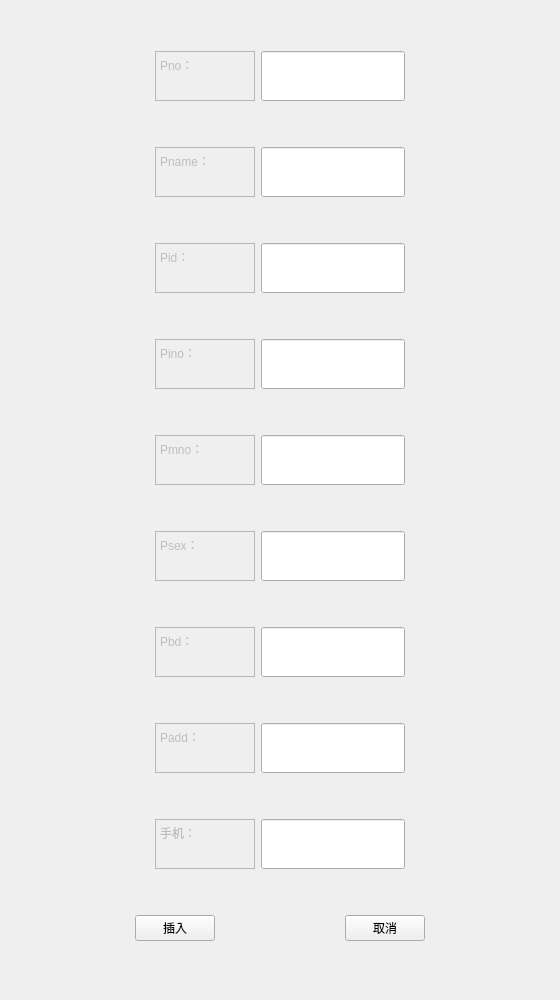
This is insertPharmacist.ui in PM2496/DataBaseProject as Qt 5 draws it before an edit. The edited form follows.
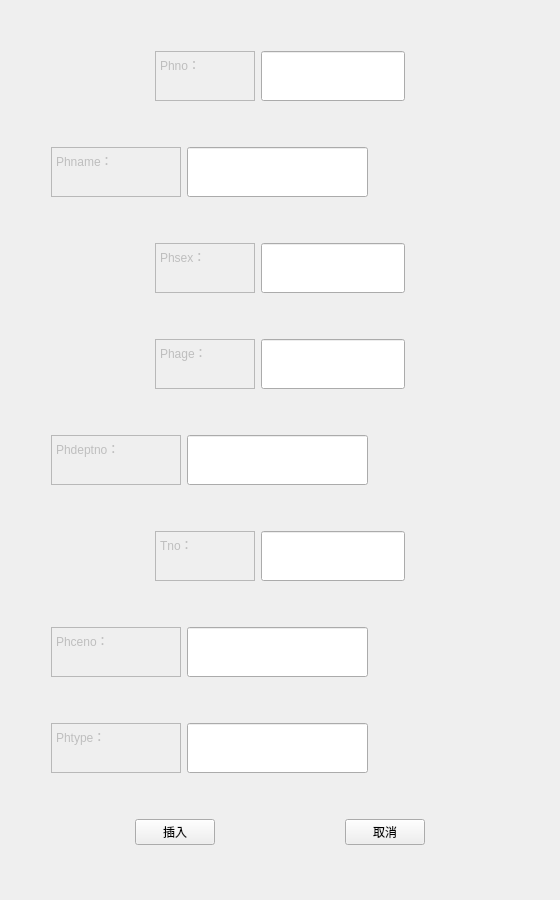
This is the edited form.

Diff of the .ui file:
```diff
--- a/insertPharmacist.ui
+++ b/insertPharmacist.ui
@@ -10,19 +10,19 @@
     <x>0</x>
     <y>0</y>
     <width>560</width>
-    <height>1000</height>
+    <height>900</height>
    </rect>
   </property>
   <property name="minimumSize">
    <size>
     <width>560</width>
-    <height>1000</height>
+    <height>900</height>
    </size>
   </property>
   <property name="maximumSize">
    <size>
     <width>560</width>
-    <height>1000</height>
+    <height>900</height>
    </size>
   </property>
   <property name="windowTitle">
@@ -72,7 +72,7 @@
 &lt;html&gt;&lt;head&gt;&lt;meta name=&quot;qrichtext&quot; content=&quot;1&quot; /&gt;&lt;style type=&quot;text/css&quot;&gt;
 p, li { white-space: pre-wrap; }
 &lt;/style&gt;&lt;/head&gt;&lt;body style=&quot; font-family:'SimSun'; font-size:9pt; font-weight:400; font-style:normal;&quot;&gt;
-&lt;p style=&quot; margin-top:0px; margin-bottom:0px; margin-left:0px; margin-right:0px; -qt-block-indent:0; text-indent:0px;&quot;&gt;Pno：&lt;/p&gt;&lt;/body&gt;&lt;/html&gt;</string>
+&lt;p style=&quot; margin-top:0px; margin-bottom:0px; margin-left:0px; margin-right:0px; -qt-block-indent:0; text-indent:0px;&quot;&gt;Phno：&lt;/p&gt;&lt;/body&gt;&lt;/html&gt;</string>
        </property>
       </widget>
      </item>
@@ -157,6 +157,9 @@
        <property name="orientation">
         <enum>Qt::Horizontal</enum>
        </property>
+       <property name="sizeType">
+        <enum>QSizePolicy::Fixed</enum>
+       </property>
        <property name="sizeHint" stdset="0">
         <size>
          <width>40</width>
@@ -178,13 +181,13 @@
        </property>
        <property name="minimumSize">
         <size>
-         <width>100</width>
+         <width>130</width>
          <height>50</height>
         </size>
        </property>
        <property name="maximumSize">
         <size>
-         <width>100</width>
+         <width>130</width>
          <height>50</height>
         </size>
        </property>
@@ -193,7 +196,7 @@
 &lt;html&gt;&lt;head&gt;&lt;meta name=&quot;qrichtext&quot; content=&quot;1&quot; /&gt;&lt;style type=&quot;text/css&quot;&gt;
 p, li { white-space: pre-wrap; }
 &lt;/style&gt;&lt;/head&gt;&lt;body style=&quot; font-family:'SimSun'; font-size:9pt; font-weight:400; font-style:normal;&quot;&gt;
-&lt;p style=&quot; margin-top:0px; margin-bottom:0px; margin-left:0px; margin-right:0px; -qt-block-indent:0; text-indent:0px;&quot;&gt;Pname：&lt;/p&gt;&lt;/body&gt;&lt;/html&gt;</string>
+&lt;p style=&quot; margin-top:0px; margin-bottom:0px; margin-left:0px; margin-right:0px; -qt-block-indent:0; text-indent:0px;&quot;&gt;Phname：&lt;/p&gt;&lt;/body&gt;&lt;/html&gt;</string>
        </property>
       </widget>
      </item>
@@ -217,43 +220,6 @@
          <height>50</height>
         </size>
        </property>
-       <property name="palette">
-        <palette>
-         <active>
-          <colorrole role="Text">
-           <brush brushstyle="SolidPattern">
-            <color alpha="255">
-             <red>120</red>
-             <green>120</green>
-             <blue>120</blue>
-            </color>
-           </brush>
-          </colorrole>
-         </active>
-         <inactive>
-          <colorrole role="Text">
-           <brush brushstyle="SolidPattern">
-            <color alpha="255">
-             <red>120</red>
-             <green>120</green>
-             <blue>120</blue>
-            </color>
-           </brush>
-          </colorrole>
-         </inactive>
-         <disabled>
-          <colorrole role="Text">
-           <brush brushstyle="SolidPattern">
-            <color alpha="255">
-             <red>120</red>
-             <green>120</green>
-             <blue>120</blue>
-            </color>
-           </brush>
-          </colorrole>
-         </disabled>
-        </palette>
-       </property>
       </widget>
      </item>
      <item>
@@ -314,7 +280,7 @@
 &lt;html&gt;&lt;head&gt;&lt;meta name=&quot;qrichtext&quot; content=&quot;1&quot; /&gt;&lt;style type=&quot;text/css&quot;&gt;
 p, li { white-space: pre-wrap; }
 &lt;/style&gt;&lt;/head&gt;&lt;body style=&quot; font-family:'SimSun'; font-size:9pt; font-weight:400; font-style:normal;&quot;&gt;
-&lt;p style=&quot; margin-top:0px; margin-bottom:0px; margin-left:0px; margin-right:0px; -qt-block-indent:0; text-indent:0px;&quot;&gt;Pid：&lt;/p&gt;&lt;/body&gt;&lt;/html&gt;</string>
+&lt;p style=&quot; margin-top:0px; margin-bottom:0px; margin-left:0px; margin-right:0px; -qt-block-indent:0; text-indent:0px;&quot;&gt;Phsex：&lt;/p&gt;&lt;/body&gt;&lt;/html&gt;</string>
        </property>
       </widget>
      </item>
@@ -435,7 +401,7 @@
 &lt;html&gt;&lt;head&gt;&lt;meta name=&quot;qrichtext&quot; content=&quot;1&quot; /&gt;&lt;style type=&quot;text/css&quot;&gt;
 p, li { white-space: pre-wrap; }
 &lt;/style&gt;&lt;/head&gt;&lt;body style=&quot; font-family:'SimSun'; font-size:9pt; font-weight:400; font-style:normal;&quot;&gt;
-&lt;p style=&quot; margin-top:0px; margin-bottom:0px; margin-left:0px; margin-right:0px; -qt-block-indent:0; text-indent:0px;&quot;&gt;Pino：&lt;/p&gt;&lt;/body&gt;&lt;/html&gt;</string>
+&lt;p style=&quot; margin-top:0px; margin-bottom:0px; margin-left:0px; margin-right:0px; -qt-block-indent:0; text-indent:0px;&quot;&gt;Phage：&lt;/p&gt;&lt;/body&gt;&lt;/html&gt;</string>
        </property>
       </widget>
      </item>
@@ -483,6 +449,9 @@
        <property name="orientation">
         <enum>Qt::Horizontal</enum>
        </property>
+       <property name="sizeType">
+        <enum>QSizePolicy::Fixed</enum>
+       </property>
        <property name="sizeHint" stdset="0">
         <size>
          <width>40</width>
@@ -497,20 +466,20 @@
         <bool>false</bool>
        </property>
        <property name="sizePolicy">
-        <sizepolicy hsizetype="Expanding" vsizetype="Fixed">
+        <sizepolicy hsizetype="Fixed" vsizetype="Fixed">
          <horstretch>0</horstretch>
          <verstretch>0</verstretch>
         </sizepolicy>
        </property>
        <property name="minimumSize">
         <size>
-         <width>100</width>
+         <width>130</width>
          <height>50</height>
         </size>
        </property>
        <property name="maximumSize">
         <size>
-         <width>100</width>
+         <width>130</width>
          <height>50</height>
         </size>
        </property>
@@ -519,7 +488,7 @@
 &lt;html&gt;&lt;head&gt;&lt;meta name=&quot;qrichtext&quot; content=&quot;1&quot; /&gt;&lt;style type=&quot;text/css&quot;&gt;
 p, li { white-space: pre-wrap; }
 &lt;/style&gt;&lt;/head&gt;&lt;body style=&quot; font-family:'SimSun'; font-size:9pt; font-weight:400; font-style:normal;&quot;&gt;
-&lt;p style=&quot; margin-top:0px; margin-bottom:0px; margin-left:0px; margin-right:0px; -qt-block-indent:0; text-indent:0px;&quot;&gt;Pmno：&lt;/p&gt;&lt;/body&gt;&lt;/html&gt;</string>
+&lt;p style=&quot; margin-top:0px; margin-bottom:0px; margin-left:0px; margin-right:0px; -qt-block-indent:0; text-indent:0px;&quot;&gt;Phdeptno：&lt;/p&gt;&lt;/body&gt;&lt;/html&gt;</string>
        </property>
       </widget>
      </item>
@@ -603,7 +572,7 @@
 &lt;html&gt;&lt;head&gt;&lt;meta name=&quot;qrichtext&quot; content=&quot;1&quot; /&gt;&lt;style type=&quot;text/css&quot;&gt;
 p, li { white-space: pre-wrap; }
 &lt;/style&gt;&lt;/head&gt;&lt;body style=&quot; font-family:'SimSun'; font-size:9pt; font-weight:400; font-style:normal;&quot;&gt;
-&lt;p style=&quot; margin-top:0px; margin-bottom:0px; margin-left:0px; margin-right:0px; -qt-block-indent:0; text-indent:0px;&quot;&gt;Psex：&lt;/p&gt;&lt;/body&gt;&lt;/html&gt;</string>
+&lt;p style=&quot; margin-top:0px; margin-bottom:0px; margin-left:0px; margin-right:0px; -qt-block-indent:0; text-indent:0px;&quot;&gt;Tno：&lt;/p&gt;&lt;/body&gt;&lt;/html&gt;</string>
        </property>
       </widget>
      </item>
@@ -651,6 +620,9 @@
        <property name="orientation">
         <enum>Qt::Horizontal</enum>
        </property>
+       <property name="sizeType">
+        <enum>QSizePolicy::Fixed</enum>
+       </property>
        <property name="sizeHint" stdset="0">
         <size>
          <width>40</width>
@@ -672,13 +644,13 @@
        </property>
        <property name="minimumSize">
         <size>
-         <width>100</width>
+         <width>130</width>
          <height>50</height>
         </size>
        </property>
        <property name="maximumSize">
         <size>
-         <width>100</width>
+         <width>130</width>
          <height>50</height>
         </size>
        </property>
@@ -687,7 +659,7 @@
 &lt;html&gt;&lt;head&gt;&lt;meta name=&quot;qrichtext&quot; content=&quot;1&quot; /&gt;&lt;style type=&quot;text/css&quot;&gt;
 p, li { white-space: pre-wrap; }
 &lt;/style&gt;&lt;/head&gt;&lt;body style=&quot; font-family:'SimSun'; font-size:9pt; font-weight:400; font-style:normal;&quot;&gt;
-&lt;p style=&quot; margin-top:0px; margin-bottom:0px; margin-left:0px; margin-right:0px; -qt-block-indent:0; text-indent:0px;&quot;&gt;Pbd：&lt;/p&gt;&lt;/body&gt;&lt;/html&gt;</string>
+&lt;p style=&quot; margin-top:0px; margin-bottom:0px; margin-left:0px; margin-right:0px; -qt-block-indent:0; text-indent:0px;&quot;&gt;Phceno：&lt;/p&gt;&lt;/body&gt;&lt;/html&gt;</string>
        </property>
       </widget>
      </item>
@@ -728,90 +700,6 @@
      </item>
     </layout>
    </item>
-   <item>
-    <layout class="QHBoxLayout" name="horizontalLayout_5">
-     <item>
-      <spacer name="horizontalSpacer_9">
-       <property name="orientation">
-        <enum>Qt::Horizontal</enum>
-       </property>
-       <property name="sizeHint" stdset="0">
-        <size>
-         <width>40</width>
-         <height>20</height>
-        </size>
-       </property>
-      </spacer>
-     </item>
-     <item>
-      <widget class="QTextEdit" name="textEdit_5">
-       <property name="enabled">
-        <bool>false</bool>
-       </property>
-       <property name="sizePolicy">
-        <sizepolicy hsizetype="Expanding" vsizetype="Fixed">
-         <horstretch>0</horstretch>
-         <verstretch>0</verstretch>
-        </sizepolicy>
-       </property>
-       <property name="minimumSize">
-        <size>
-         <width>100</width>
-         <height>50</height>
-        </size>
-       </property>
-       <property name="maximumSize">
-        <size>
-         <width>100</width>
-         <height>50</height>
-        </size>
-       </property>
-       <property name="html">
-        <string>&lt;!DOCTYPE HTML PUBLIC &quot;-//W3C//DTD HTML 4.0//EN&quot; &quot;http://www.w3.org/TR/REC-html40/strict.dtd&quot;&gt;
-&lt;html&gt;&lt;head&gt;&lt;meta name=&quot;qrichtext&quot; content=&quot;1&quot; /&gt;&lt;style type=&quot;text/css&quot;&gt;
-p, li { white-space: pre-wrap; }
-&lt;/style&gt;&lt;/head&gt;&lt;body style=&quot; font-family:'SimSun'; font-size:9pt; font-weight:400; font-style:normal;&quot;&gt;
-&lt;p style=&quot; margin-top:0px; margin-bottom:0px; margin-left:0px; margin-right:0px; -qt-block-indent:0; text-indent:0px;&quot;&gt;Padd：&lt;/p&gt;&lt;/body&gt;&lt;/html&gt;</string>
-       </property>
-      </widget>
-     </item>
-     <item>
-      <widget class="QLineEdit" name="paddEdit">
-       <property name="sizePolicy">
-        <sizepolicy hsizetype="Expanding" vsizetype="Preferred">
-         <horstretch>0</horstretch>
-         <verstretch>0</verstretch>
-        </sizepolicy>
-       </property>
-       <property name="minimumSize">
-        <size>
-         <width>0</width>
-         <height>50</height>
-        </size>
-       </property>
-       <property name="maximumSize">
-        <size>
-         <width>16777215</width>
-         <height>50</height>
-        </size>
-       </property>
-      </widget>
-     </item>
-     <item>
-      <spacer name="horizontalSpacer_10">
-       <property name="orientation">
-        <enum>Qt::Horizontal</enum>
-       </property>
-       <property name="sizeHint" stdset="0">
-        <size>
-         <width>40</width>
-         <height>20</height>
-        </size>
-       </property>
-      </spacer>
-     </item>
-    </layout>
-   </item>
    <item>
     <layout class="QHBoxLayout" name="horizontalLayout_9">
      <item>
@@ -819,6 +707,9 @@
        <property name="orientation">
         <enum>Qt::Horizontal</enum>
        </property>
+       <property name="sizeType">
+        <enum>QSizePolicy::Fixed</enum>
+       </property>
        <property name="sizeHint" stdset="0">
         <size>
          <width>40</width>
@@ -840,13 +731,13 @@
        </property>
        <property name="minimumSize">
         <size>
-         <width>100</width>
+         <width>130</width>
          <height>50</height>
         </size>
        </property>
        <property name="maximumSize">
         <size>
-         <width>100</width>
+         <width>130</width>
          <height>50</height>
         </size>
        </property>
@@ -855,7 +746,7 @@
 &lt;html&gt;&lt;head&gt;&lt;meta name=&quot;qrichtext&quot; content=&quot;1&quot; /&gt;&lt;style type=&quot;text/css&quot;&gt;
 p, li { white-space: pre-wrap; }
 &lt;/style&gt;&lt;/head&gt;&lt;body style=&quot; font-family:'SimSun'; font-size:9pt; font-weight:400; font-style:normal;&quot;&gt;
-&lt;p style=&quot; margin-top:0px; margin-bottom:0px; margin-left:0px; margin-right:0px; -qt-block-indent:0; text-indent:0px;&quot;&gt;手机：&lt;/p&gt;&lt;/body&gt;&lt;/html&gt;</string>
+&lt;p style=&quot; margin-top:0px; margin-bottom:0px; margin-left:0px; margin-right:0px; -qt-block-indent:0; text-indent:0px;&quot;&gt;Phtype：&lt;/p&gt;&lt;/body&gt;&lt;/html&gt;</string>
        </property>
       </widget>
      </item>
```
Left out of the diff: 50 changed lines with no effect on the pictures.
